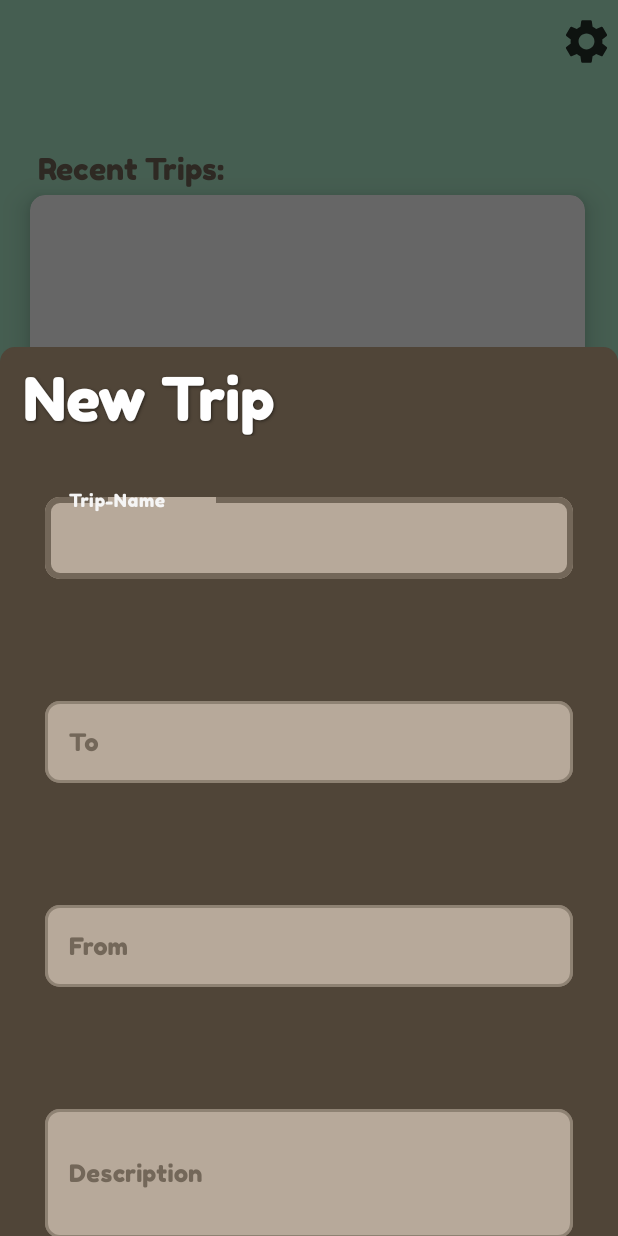
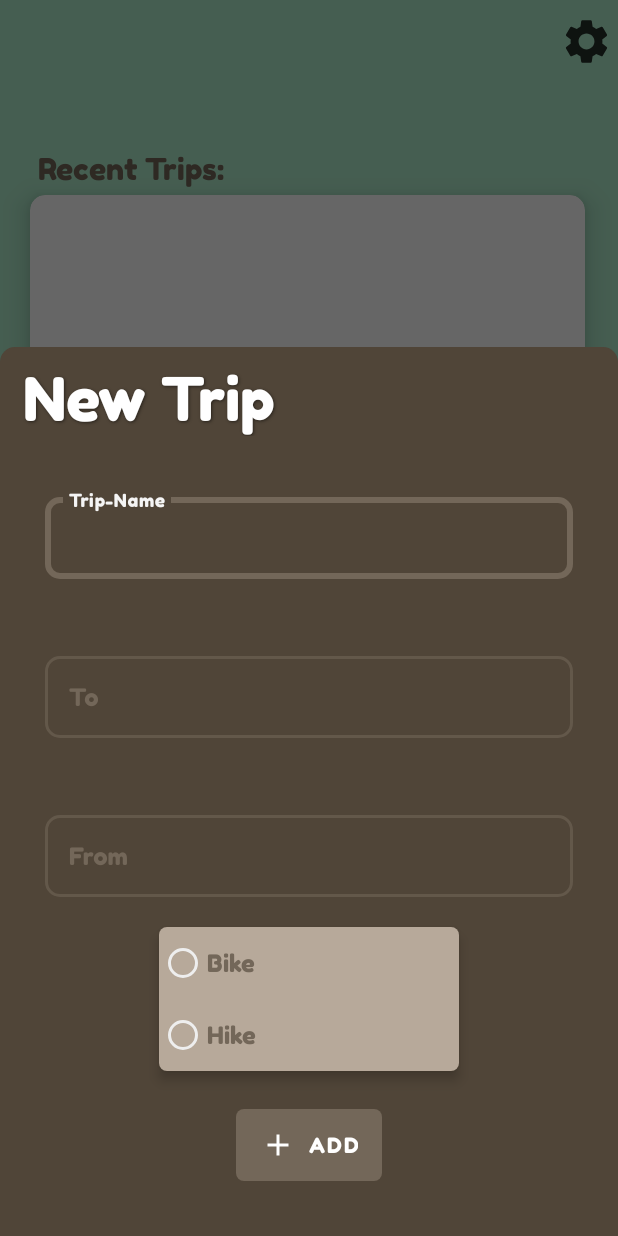
Before and after one commit to Hofmanninger-Florian/3CHikingApp, an Android app: the MainActivity screen opened directly, with no data from a screen before it, after a tap on an icon or button, on a phone screen of 412 x 824 dp. Run offline under Robolectric (Android 15) with nearby library versions, the phone set to English and light mode, and no system bars.

Commit message:
Made Some Changes

```diff
--- a/app/src/main/AndroidManifest.xml
+++ b/app/src/main/AndroidManifest.xml
@@ -3,6 +3,9 @@
     package="com.grouphiking.project.a3chikingapp">
 
     <uses-permission android:name="android.permission.ACCESS_FINE_LOCATION"/>
+    <uses-permission android:name="android.permission.INTERNET"/>
+    <uses-permission android:name="android.permission.ACCESS_COARSE_LOCATION"/>
+
 
     <application
         android:allowBackup="true"
--- a/app/src/main/java/com/grouphiking/project/a3chikingapp/Activitys/LoginActivity.java
+++ b/app/src/main/java/com/grouphiking/project/a3chikingapp/Activitys/LoginActivity.java
@@ -1,5 +1,6 @@
 package com.grouphiking.project.a3chikingapp.Activitys;
 
+import androidx.appcompat.app.ActionBar;
 import androidx.appcompat.app.AppCompatActivity;
 import androidx.core.app.ActivityCompat;
 
@@ -7,6 +8,7 @@ import android.app.ActivityOptions;
 import android.content.Intent;
 import android.os.Bundle;
 import android.view.View;
+import android.view.animation.AccelerateInterpolator;
 import android.widget.Button;
 import android.widget.EditText;
 import android.widget.RelativeLayout;
@@ -30,8 +32,10 @@ public class LoginActivity extends AppCompatActivity {
     protected void onCreate(Bundle savedInstanceState) {
         userList.add(new User("testUser","test"));
         super.onCreate(savedInstanceState);
-        Constants.setTransition(this);
+        Constants.setTransition(this, new AccelerateInterpolator());
         setContentView(R.layout.login_layout);
+        ActionBar actionBar = getSupportActionBar();
+        actionBar.hide();
         TextView textView = (TextView) findViewById(R.id.no_account);
         LoginActivity act = this;
         textView.setOnClickListener(new View.OnClickListener() {
--- a/app/src/main/java/com/grouphiking/project/a3chikingapp/Activitys/MainActivity.java
+++ b/app/src/main/java/com/grouphiking/project/a3chikingapp/Activitys/MainActivity.java
@@ -1,5 +1,6 @@
 package com.grouphiking.project.a3chikingapp.Activitys;
 
+import androidx.appcompat.app.ActionBar;
 import androidx.appcompat.app.AppCompatActivity;
 
 import android.app.ActivityOptions;
@@ -7,6 +8,7 @@ import android.content.Intent;
 import android.content.res.Resources;
 import android.os.Bundle;
 import android.view.View;
+import android.view.animation.LinearInterpolator;
 import android.widget.ImageButton;
 import android.widget.ListView;
 
@@ -34,8 +36,10 @@ public class MainActivity extends AppCompatActivity {
     @Override
     protected void onCreate(Bundle savedInstanceState) {
         super.onCreate(savedInstanceState);
-        Constants.setTransition(this);
+        Constants.setTransition(this, new LinearInterpolator());
         setContentView(R.layout.activity_main);
+        ActionBar actionBar = getSupportActionBar();
+        actionBar.hide();
         //Setting stuff
         setViews();
         setListeners();
--- a/app/src/main/java/com/grouphiking/project/a3chikingapp/Add_Dialog_frag.java
+++ b/app/src/main/java/com/grouphiking/project/a3chikingapp/Add_Dialog_frag.java
@@ -29,7 +29,6 @@ public class Add_Dialog_frag extends BottomSheetDialogFragment {
     private TextInputEditText mt_tripName;
     private TextInputEditText mt_fromPlace;
     private TextInputEditText mt_toPlace;
-    private TextInputEditText mt_description;
     private FrameLayout mt_add_Button;
 
     //Values
@@ -60,7 +59,6 @@ public class Add_Dialog_frag extends BottomSheetDialogFragment {
             mt_tripName = (TextInputEditText) layout.findViewById(R.id.add_edit_tripname);
             mt_fromPlace = (TextInputEditText) layout.findViewById(R.id.add_edit_fromtrip);
             mt_toPlace = (TextInputEditText) layout.findViewById(R.id.add_edit_tripto);
-            mt_description = (TextInputEditText) layout.findViewById(R.id.add_edit_tripDesc);
             return true;
         }else{
             throw new NullPointerException("View not loaded");
@@ -102,7 +100,7 @@ public class Add_Dialog_frag extends BottomSheetDialogFragment {
     private void add(boolean exe){
         Trip t = null;
         if(exe){
-            t = new Trip(FROM, TO, mt_tripName.getText().toString(), mt_description.getText().toString());
+            t = new Trip(FROM, TO, mt_tripName.getText().toString());
             //Store internal and on Firebase
         }
         launchNewAct();
--- a/app/src/main/java/com/grouphiking/project/a3chikingapp/Data/Constants.java
+++ b/app/src/main/java/com/grouphiking/project/a3chikingapp/Data/Constants.java
@@ -3,8 +3,11 @@ package com.grouphiking.project.a3chikingapp.Data;
 import android.content.Context;
 import android.transition.Slide;
 import android.transition.TransitionInflater;
+import android.transition.Visibility;
 import android.view.Gravity;
 import android.view.Window;
+import android.view.animation.AnticipateInterpolator;
+import android.view.animation.Interpolator;
 import android.view.animation.LinearInterpolator;
 import android.view.animation.OvershootInterpolator;
 
@@ -30,12 +33,14 @@ public class Constants {
     public static final String DAY_COLOR = "#CAA407";
     public static final String NIGHT_COLOR = "#2F4858";
 
-    public static void setTransition(AppCompatActivity activity){
+    public static void setTransition(AppCompatActivity activity, Interpolator interpolator){
         Slide slide = new Slide();
         slide.setSlideEdge(Gravity.RIGHT);
         slide.setDuration(400);
-        slide.setInterpolator(new LinearInterpolator());
+        slide.setInterpolator(interpolator);
         activity.getWindow().setExitTransition(slide);
         activity.getWindow().setEnterTransition(slide);
+        activity.getWindow().setAllowEnterTransitionOverlap(true);
+        activity.getWindow().setAllowReturnTransitionOverlap(true);
     }
 }
--- /dev/null
+++ b/app/src/main/res/color/color_radio.xml
@@ -0,0 +1,6 @@
+<?xml version="1.0" encoding="utf-8"?>
+<selector xmlns:android="http://schemas.android.com/apk/res/android">
+    <item android:color="@color/white" android:state_checked="true"/>
+    <item android:alpha="0.38" android:color="@color/Light" android:state_enabled="false"/>
+    <item android:color="@color/Light"/>
+</selector>
--- /dev/null
+++ b/app/src/main/res/color/color_textinputs_add.xml
@@ -0,0 +1,4 @@
+<?xml version="1.0" encoding="utf-8"?>
+<selector xmlns:android="http://schemas.android.com/apk/res/android">
+    <item android:color="@android:color/transparent"/>
+</selector>
--- a/app/src/main/res/layout/activity_map.xml
+++ b/app/src/main/res/layout/activity_map.xml
@@ -38,9 +38,10 @@
         android:layout_width="wrap_content"
         android:layout_height="wrap_content"
         android:layout_marginLeft="370dp"
+        android:background="@drawable/ic_action_settings1"
+        android:contentDescription="Button that leads to the settings"
         android:onClick="onClickListenerSettings1"
-        app:srcCompat="@drawable/ic_action_settings1"
-        android:contentDescription="Button that leads to the settings" />
+        app:srcCompat="@drawable/ic_action_settings1" />
 <!--
     <com.google.android.gms.maps.MapView
         android:id="@+id/mapView"
--- a/app/src/main/res/layout/fragment_add__dialog_frag.xml
+++ b/app/src/main/res/layout/fragment_add__dialog_frag.xml
@@ -5,7 +5,6 @@
     android:layout_width="match_parent"
     android:layout_height="match_parent"
     android:background="@android:color/transparent"
-    android:elevation="10dp"
     android:orientation="vertical">
 
     <LinearLayout
@@ -39,98 +38,97 @@
                 style="@style/DialogTextEditStyle"
                 android:layout_width="match_parent"
                 android:layout_height="wrap_content"
+                android:layout_marginHorizontal="30dp"
                 android:layout_marginTop="35dp"
                 app:boxCornerRadiusBottomEnd="10dp"
                 app:boxCornerRadiusBottomStart="10dp"
                 app:boxCornerRadiusTopEnd="10dp"
-                app:boxCornerRadiusTopStart="10dp"
-                app:boxStrokeWidth="2dp"
-                app:boxStrokeWidthFocused="4dp">
+                app:boxCornerRadiusTopStart="10dp">
 
                 <com.google.android.material.textfield.TextInputEditText
                     android:id="@+id/add_edit_fromtrip"
                     android:layout_width="match_parent"
                     android:layout_height="wrap_content"
-                    android:layout_margin="30dp"
                     android:fontFamily="@font/fredoka_one"
                     android:hint="Trip-Name"
                     android:maxLines="1"
-                    android:singleLine="true" />
+                    android:singleLine="true"
+                    android:textColor="@color/Brown_Light_Dark" />
             </com.google.android.material.textfield.TextInputLayout>
 
             <com.google.android.material.textfield.TextInputLayout
                 style="@style/DialogTextEditStyle"
                 android:layout_width="match_parent"
                 android:layout_height="wrap_content"
+                android:layout_marginHorizontal="30dp"
                 android:layout_marginTop="46dp"
                 app:boxCornerRadiusBottomEnd="10dp"
                 app:boxCornerRadiusBottomStart="10dp"
                 app:boxCornerRadiusTopEnd="10dp"
-                app:boxCornerRadiusTopStart="10dp"
-                app:boxStrokeWidth="2dp"
-                app:boxStrokeWidthFocused="4dp">
+                app:boxCornerRadiusTopStart="10dp">
 
                 <com.google.android.material.textfield.TextInputEditText
                     android:id="@+id/add_edit_tripname"
                     android:layout_width="match_parent"
                     android:layout_height="wrap_content"
-                    android:layout_margin="30dp"
                     android:fontFamily="@font/fredoka_one"
                     android:hint="To"
                     android:maxLines="1"
-                    android:singleLine="true" />
+                    android:singleLine="true"
+                    android:textColor="@color/Brown_Light" />
             </com.google.android.material.textfield.TextInputLayout>
 
             <com.google.android.material.textfield.TextInputLayout
                 style="@style/DialogTextEditStyle"
                 android:layout_width="match_parent"
                 android:layout_height="wrap_content"
+                android:layout_marginHorizontal="30dp"
                 android:layout_marginTop="46dp"
                 app:boxCornerRadiusBottomEnd="10dp"
                 app:boxCornerRadiusBottomStart="10dp"
                 app:boxCornerRadiusTopEnd="10dp"
-                app:boxCornerRadiusTopStart="10dp"
-                app:boxStrokeWidth="2dp"
-                app:boxStrokeWidthFocused="4dp">
+                app:boxCornerRadiusTopStart="10dp">
 
                 <com.google.android.material.textfield.TextInputEditText
                     android:id="@+id/add_edit_tripto"
                     android:layout_width="match_parent"
                     android:layout_height="wrap_content"
-                    android:layout_margin="30dp"
                     android:fontFamily="@font/fredoka_one"
                     android:hint="From"
                     android:includeFontPadding="true"
                     android:maxLines="1"
-                    android:singleLine="true" />
+                    android:singleLine="true"
+                    android:textColor="@color/Brown_Light" />
             </com.google.android.material.textfield.TextInputLayout>
 
-            <com.google.android.material.textfield.TextInputLayout
-                style="@style/DialogTextEditStyle"
-                android:layout_width="match_parent"
-                android:layout_height="103dp"
-                android:layout_marginTop="46dp"
-                app:boxCornerRadiusBottomEnd="10dp"
-                app:boxCornerRadiusBottomStart="10dp"
-                app:boxCornerRadiusTopEnd="10dp"
-                app:boxCornerRadiusTopStart="10dp"
-                app:boxStrokeWidth="2dp"
-                app:boxStrokeWidthFocused="4dp">
+            <RadioGroup
+                android:layout_width="wrap_content"
+                android:layout_height="wrap_content"
+                android:layout_gravity="center"
+                android:layout_marginVertical="20dp"
+                android:background="@drawable/bg_button_add_dialog"
+                android:backgroundTint="@color/Brown_Light_Dark"
+                android:elevation="5dp">
 
-                <com.google.android.material.textfield.TextInputEditText
-                    android:id="@+id/add_edit_tripDesc"
+                <RadioButton
+                    android:id="@+id/add_radioBike"
+                    style="@style/Widget.App.RadioButton"
+                    android:layout_width="200dp"
+                    android:layout_height="wrap_content"
+                    android:fontFamily="@font/fredoka_one"
+                    android:text="@string/add_Bike"
+                    android:textSize="16sp" />
+
+                <RadioButton
+                    android:id="@+id/radioButton"
+                    style="@style/Widget.App.RadioButton"
                     android:layout_width="match_parent"
-                    android:layout_height="86dp"
-                    android:layout_marginHorizontal="30dp"
+                    android:layout_height="wrap_content"
                     android:fontFamily="@font/fredoka_one"
-                    android:hint="Description"
-                    android:includeFontPadding="true"
-                    android:lines="3"
-                    android:maxLines="4"
-                    android:minLines="3"
-                    android:singleLine="false" />
+                    android:text="@string/add_Hike"
+                    android:textSize="16sp" />
 
-            </com.google.android.material.textfield.TextInputLayout>
+            </RadioGroup>
 
             <FrameLayout
                 android:id="@+id/add_button_ok"
@@ -138,6 +136,7 @@
                 android:layout_height="wrap_content"
                 android:layout_gravity="center"
                 android:layout_marginTop="5dp"
+                android:layout_marginBottom="50dp"
                 android:background="@drawable/bg_button_add_background_ripple"
                 android:clickable="true"
                 android:focusable="true">
@@ -150,7 +149,9 @@
                     android:clickable="false"
                     android:fontFamily="@font/fredoka_one"
                     android:text="Add"
+                    app:icon="@drawable/ic_baseline_add_24"
                     app:rippleColor="@color/Brown_Light_Dark" />
+
             </FrameLayout>
         </LinearLayout>
     </LinearLayout>
--- a/app/src/main/res/values-night/themes.xml
+++ b/app/src/main/res/values-night/themes.xml
@@ -1,6 +1,6 @@
 <resources xmlns:tools="http://schemas.android.com/tools">
     <!-- Base application theme. -->
-    <style name="Theme.3CHikingApp" parent="Theme.MaterialComponents.DayNight.NoActionBar">
+    <style name="Theme.3CHikingApp" parent="Theme.MaterialComponents.DayNight">
         <!-- Primary brand color. -->
         <item name="colorPrimary">@color/Dark_main</item>
         <item name="colorPrimaryVariant">@color/Dark_main_var</item>
--- a/app/src/main/res/values/colors.xml
+++ b/app/src/main/res/values/colors.xml
@@ -9,6 +9,7 @@
     <color name="white">#FFFFFFFF</color>
     <!--Main-Colors-->
     <color name="Green_Dark">#4B8654</color>
+    <color name="Light">#EEEEEE</color>
     <color name="Brown_Light">#DED5C4</color>
     <color name="UI_Back">#AEEBCB</color>
     <color name="Button_Color">#736759</color>
--- a/app/src/main/res/values/strings.xml
+++ b/app/src/main/res/values/strings.xml
@@ -39,7 +39,10 @@
     <string name="register_snackbarLabel">Wrong password</string>
     <string name="login_snackbarLabel_noUser">User not yet created</string>
 
+
     <!--Mapbox Stuff-->
-    <string name="mapbox_access_token">pk.eyJ1IjoiZmxvcmlhbi1ob2ZtYW5uaW5nZXIiLCJhIjoiY2tweTV2eHJ0MWQ4bzJxcDk0eWxxb3Q1OSJ9.FHsWoC6Ik2VLIJhLPfeExg</string>
+    <string name="mapbox_access_token" translatable="false">pk.eyJ1IjoiZmxvcmlhbi1ob2ZtYW5uaW5nZXIiLCJhIjoiY2tweTV2eHJ0MWQ4bzJxcDk0eWxxb3Q1OSJ9.FHsWoC6Ik2VLIJhLPfeExg</string>
+    <string name="add_Bike">Bike</string>
+    <string name="add_Hike">Hike</string>
 
 </resources>
--- a/app/src/main/res/values/style.xml
+++ b/app/src/main/res/values/style.xml
@@ -2,9 +2,11 @@
 <resources>
     <style name="DialogTextEditStyle" parent="Widget.MaterialComponents.TextInputLayout.OutlinedBox">
         <item name="android:textColorHint">@color/Button_Color</item>
-        <item name="paddingEnd">5dp</item>
-        <item name="boxBackgroundColor">@color/Brown_Light_Dark</item>
         <item name="boxStrokeColor">@color/dialog_boxstroke_et</item>
+        <item name="boxBackgroundColor">@color/color_textinputs_add</item>
+        <item name="boxStrokeWidth">2dp</item>
+        <item name="boxStrokeWidthFocused">4dp</item>
+        <item name="android:textColor">@color/Button_Color</item>
     </style>
 
     <style name="CustomBottomSheetDialogTheme" parent="Theme.Design.Light.BottomSheetDialog">
@@ -14,4 +16,21 @@
     <style name="CustomBottomSheetStyle" parent="Widget.Design.BottomSheet.Modal">
         <item name="android:background">@android:color/transparent</item>
     </style>
+
+    <style name="Widget.MyApp.BottomSheet.Modal" parent="Widget.MaterialComponents.BottomSheet.Modal">
+        <item name="behavior_skipCollapsed">true</item>
+        <item name="behavior_fitToContents">true</item>
+        <item name="behavior_peekHeight">1000dp</item>
+        <item name="behavior_hideable">true</item>
+    </style>
+
+    <style name="Theme.MyApp.BottomSheetDialog" parent="Theme.Design.BottomSheetDialog">
+        <item name="bottomSheetStyle">@style/Widget.MyApp.BottomSheet.Modal</item>
+    </style>
+
+    <style name="Widget.App.RadioButton" parent="Widget.MaterialComponents.CompoundButton.RadioButton">
+        <item name="buttonTint">@color/color_radio</item>
+        <item name="android:textColor">@color/Button_Color</item>
+    </style>
+
 </resources>
--- a/app/src/main/res/values/themes.xml
+++ b/app/src/main/res/values/themes.xml
@@ -1,6 +1,6 @@
 <resources xmlns:tools="http://schemas.android.com/tools">
     <!-- Base application theme. -->
-    <style name="Theme.3CHikingApp" parent="Theme.MaterialComponents.DayNight.NoActionBar">
+    <style name="Theme.3CHikingApp" parent="Theme.MaterialComponents.DayNight">
         <!-- Primary brand color. -->
         <item name="colorPrimary">@color/UI_Back</item>
         <item name="colorPrimaryVariant">@color/Green_Dark</item>
@@ -14,7 +14,16 @@
         <!-- Customize your theme here. -->
         <!-- enable window content transitions -->
         <item name="android:windowActivityTransitions">true</item>
+        <item name="bottomSheetDialogTheme">@style/AppBottomSheetDialogTheme</item>
     </style>
 
+    <style name="AppBottomSheetDialogTheme"
+        parent="Theme.Design.Light.BottomSheetDialog">
+        <item name="bottomSheetStyle">@style/AppModalStyle</item>
+    </style>
 
+    <style name="AppModalStyle"
+        parent="Widget.Design.BottomSheet.Modal">
+        <item name="behavior_peekHeight">600dp</item>
+    </style>
 </resources>
```
Also changed, not shown: app/src/main/java/com/grouphiking/project/a3chikingapp/Activitys/MapActionActivity.java (+5 -2 lines), app/src/main/java/com/grouphiking/project/a3chikingapp/Activitys/RegisterActivity.java (+5 -2 lines), app/src/main/java/com/grouphiking/project/a3chikingapp/Data/Trip.java (+1 -12 lines), app/src/main/java/com/grouphiking/project/a3chikingapp/Preferences/SettingsActivity.java (+17 -1 lines), app/src/main/res/xml/root_preferences.xml (+4 -8 lines), 1 other file.
